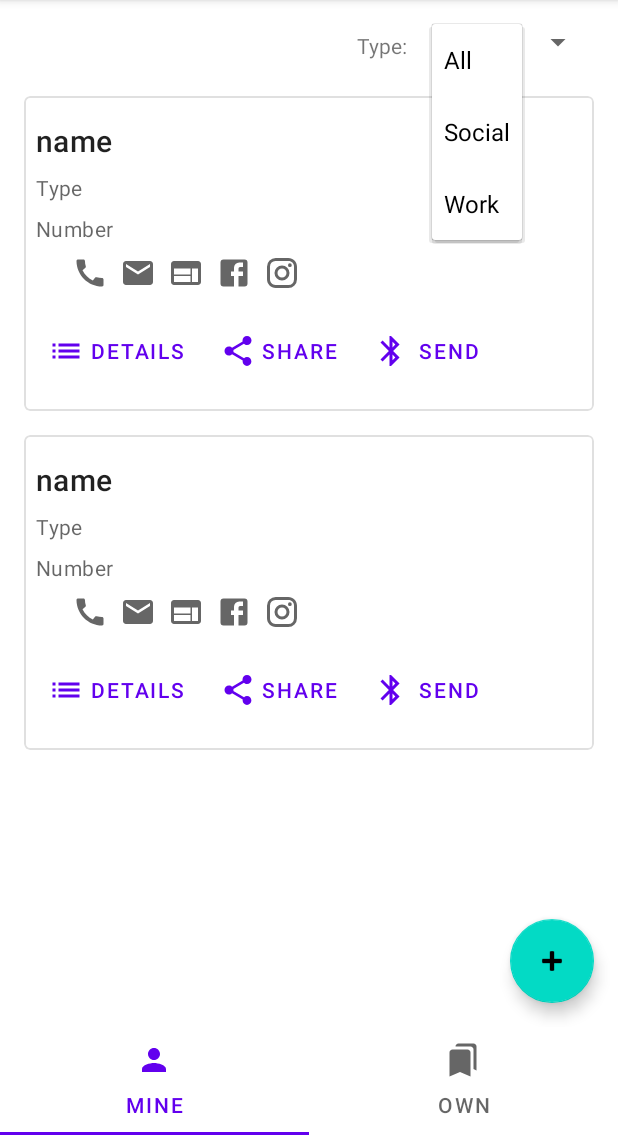
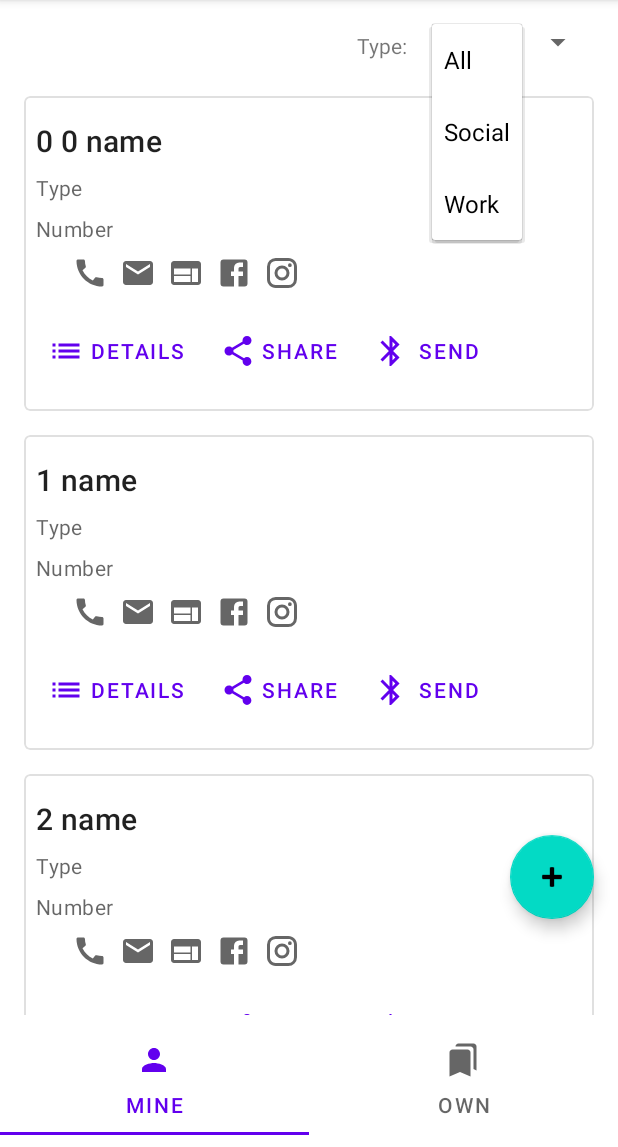
Before and after one commit to AndreaBrighi/ItsMe, an Android app: the screen it shows after launch (MainActivity), after a tap on "All", on a phone screen of 412 x 824 dp, the part 89-1236 px from its top. Run offline under Robolectric (Android 15) with nearby library versions, the phone set to English and light mode, and no system bars.

Commit message:
Add binding in CardViewHolder.kt

```diff
--- a/app/src/main/java/com/example/itsme/recyclerview/CardAdapter.kt
+++ b/app/src/main/java/com/example/itsme/recyclerview/CardAdapter.kt
@@ -1,22 +1,22 @@
 package com.example.itsme.recyclerview
 
 import android.view.LayoutInflater
-import android.view.View
 import android.view.ViewGroup
 import androidx.recyclerview.widget.RecyclerView
-import com.example.itsme.R
+import com.example.itsme.databinding.CardPreviewBinding
 
 class CardAdapter(private val list:List<Int>): RecyclerView.Adapter<CardViewHolder>() {
 
     override fun onCreateViewHolder(parent: ViewGroup, viewType: Int): CardViewHolder {
-        val layoutView: View = LayoutInflater.from(parent.context).inflate(R.layout.card_preview, parent, false)
-        return CardViewHolder(layoutView)
+        val itemBinding = CardPreviewBinding.inflate(LayoutInflater.from(parent.context), parent, false)
+        return CardViewHolder(itemBinding)
     }
 
     override fun onBindViewHolder(holder: CardViewHolder, position: Int) {
+        holder.bind(position)
     }
 
     override fun getItemCount(): Int {
-        return list.size
+        return 6
     }
 }
--- a/app/src/main/java/com/example/itsme/recyclerview/CardViewHolder.kt
+++ b/app/src/main/java/com/example/itsme/recyclerview/CardViewHolder.kt
@@ -1,8 +1,12 @@
 package com.example.itsme.recyclerview
 
-import android.view.View
 import androidx.recyclerview.widget.RecyclerView
+import com.example.itsme.databinding.CardPreviewBinding
 
-class CardViewHolder(itemView: View) : RecyclerView.ViewHolder(itemView) {
+class CardViewHolder(private val itemBinding: CardPreviewBinding) : RecyclerView.ViewHolder(itemBinding.root) {
+
+    fun bind(card: Int) {
+        itemBinding.nameView.text = card.toString() +" "+ itemBinding.nameView.text
+    }
 
 }
--- a/app/src/main/res/layout/fragment_main.xml
+++ b/app/src/main/res/layout/fragment_main.xml
@@ -49,7 +49,7 @@
         android:layout_height="wrap_content"
         android:layout_gravity="bottom|end"
         android:layout_marginEnd="16dp"
-        android:layout_marginBottom="16dp"
+        android:layout_marginBottom="72dp"
         app:layout_constraintBottom_toBottomOf="parent"
         app:layout_constraintEnd_toEndOf="parent"
         app:srcCompat="@android:drawable/ic_input_add" />
```
